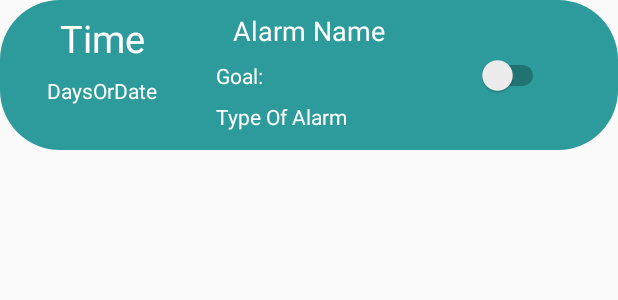
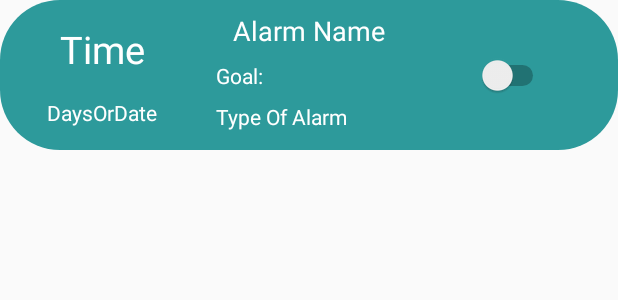
Before and after one commit to zex97/sleepphase, an Android app: the layout alarm_layout.xml on its own in the app's theme, with its tools: preview values and no code run, on a phone screen of 412 x 824 dp. Shown: the top 300 px of the screen. Run offline under Robolectric (Android 15) with nearby library versions, the phone set to English and light mode, and no system bars.

Commit message:
Added activity for editing an existing alarm.

```diff
--- a/app/src/main/AndroidManifest.xml
+++ b/app/src/main/AndroidManifest.xml
@@ -9,6 +9,8 @@
             android:roundIcon="@mipmap/ic_launcher_round"
             android:supportsRtl="true"
             android:theme="@style/AppTheme">
+        <activity android:name=".EditAlarmActivity">
+        </activity>
         <activity
                 android:name=".MainActivity"
                 android:label="@string/app_name">
--- a/app/src/main/res/layout/alarm_layout.xml
+++ b/app/src/main/res/layout/alarm_layout.xml
@@ -6,7 +6,8 @@
         android:layout_height="100dp"
         android:background="@drawable/alarm_rounded_background"
         android:maxHeight="100dp"
-        android:minHeight="100dp">
+        android:minHeight="100dp"
+        android:clickable="true">
     <Switch
             android:layout_width="wrap_content"
             android:layout_height="wrap_content"
@@ -24,17 +25,18 @@
             android:layout_marginEnd="8dp" app:layout_constraintStart_toStartOf="parent"
             android:layout_marginStart="8dp"
             android:textColor="@color/colorWhite"
-    android:textSize="18sp"/>
+            android:textSize="18sp"/>
     <TextView
             android:text="Time"
             android:layout_width="wrap_content"
             android:layout_height="wrap_content"
             android:id="@+id/alarmTimeTextView"
-            android:textColor="@color/colorWhite" android:textSize="25sp" android:layout_marginTop="8dp"
-            app:layout_constraintTop_toTopOf="parent"
+            android:textColor="@color/colorWhite" android:textSize="25sp"
             android:layout_marginStart="8dp"
             app:layout_constraintStart_toStartOf="parent" android:layout_marginEnd="8dp"
-            app:layout_constraintEnd_toStartOf="@+id/guideline"/>
+            app:layout_constraintEnd_toStartOf="@+id/guideline"
+            app:layout_constraintBottom_toTopOf="@+id/daysOrDateAlarmTextView" app:layout_constraintTop_toTopOf="parent"
+            app:layout_constraintHorizontal_bias="0.5"/>
     <TextView
             android:text="Goal:"
             android:layout_width="wrap_content"
@@ -66,9 +68,9 @@
             android:layout_width="wrap_content"
             android:layout_height="wrap_content"
             android:id="@+id/daysOrDateAlarmTextView"
-            android:layout_marginTop="8dp" app:layout_constraintTop_toBottomOf="@+id/alarmTimeTextView"
             app:layout_constraintEnd_toStartOf="@+id/guideline" android:layout_marginEnd="8dp"
             app:layout_constraintStart_toStartOf="parent" android:layout_marginStart="8dp"
-            android:textColor="@color/colorWhite"/>
+            android:textColor="@color/colorWhite" app:layout_constraintBottom_toBottomOf="parent"
+            app:layout_constraintTop_toBottomOf="@+id/alarmTimeTextView" app:layout_constraintHorizontal_bias="0.5"/>
 
 </androidx.constraintlayout.widget.ConstraintLayout>
```
Also changed, not shown: app/src/main/java/com/mse/group1/sleepphase/EditAlarmActivity.java (added, +22 -0 lines), app/src/main/java/com/mse/group1/sleepphase/fragments/MyAlarmsFragment.java (+18 -1 lines), app/src/main/res/anim/anim_item.xml (added, +18 -0 lines), app/src/main/res/layout/activity_edit_alarm.xml (added, +15 -0 lines).
